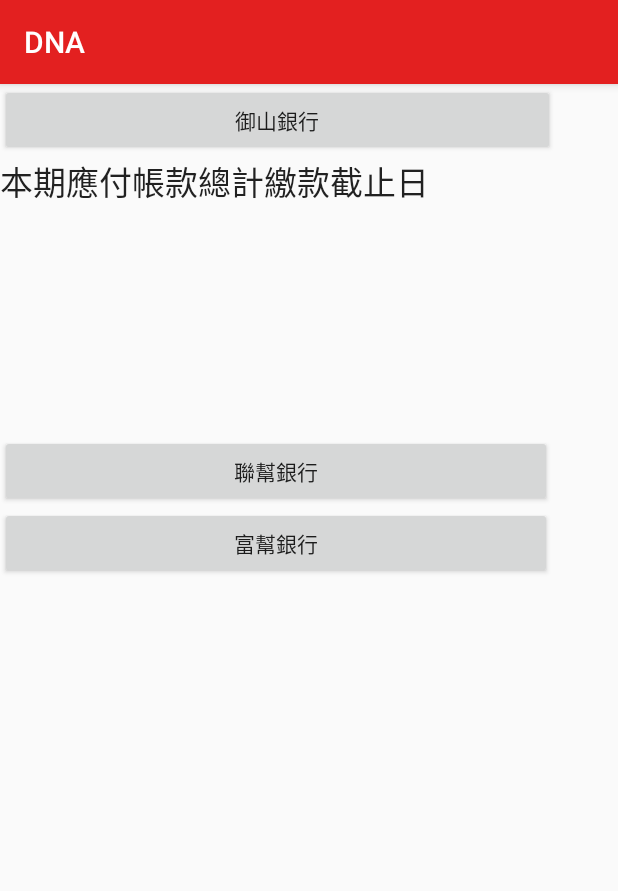
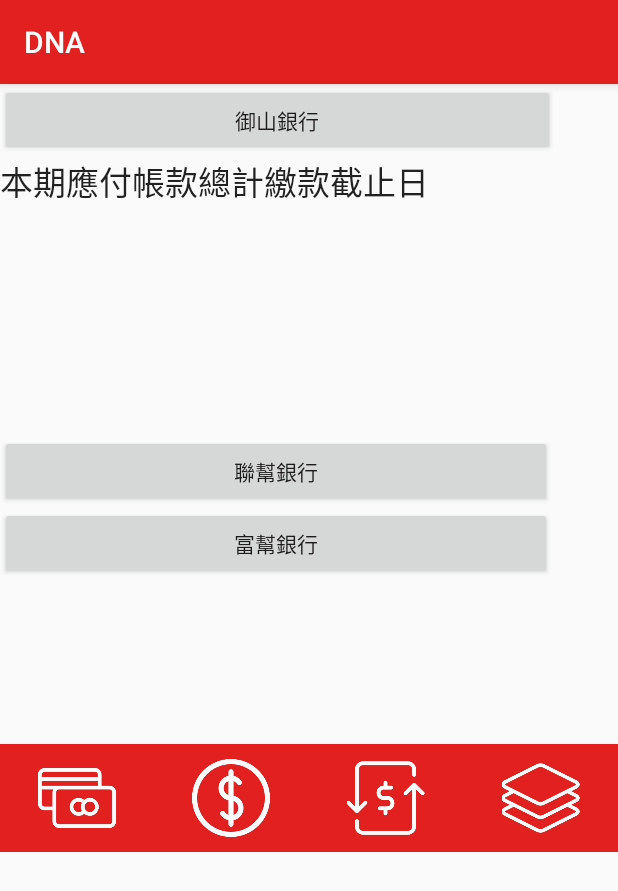
Before and after one commit to elvismetaphor/MyApplication3, an Android app: the CreditActivity screen opened directly, with no data from a screen before it, on a phone screen of 412 x 824 dp. Shown: the top 891 px of the screen. Run offline under Robolectric (Android 15) with nearby library versions, the phone set to English and light mode, and no system bars.

Commit message:
layout change

```diff
--- a/app/src/main/java/com/example/zzdanny/myapplication/CreditActivity.java
+++ b/app/src/main/java/com/example/zzdanny/myapplication/CreditActivity.java
@@ -1,17 +1,62 @@
 package com.example.zzdanny.myapplication;
 
+import android.content.Intent;
 import android.os.Bundle;
 import android.support.annotation.Nullable;
 import android.support.v7.app.AppCompatActivity;
+import android.view.View;
+import android.widget.ImageView;
 
 /**
  * Created by zzdanny on 2016/11/19.
  */
 public class CreditActivity extends AppCompatActivity {
+    ImageView A1,A2,A3,A4;
+
     @Override
     protected void onCreate(@Nullable Bundle savedInstanceState) {
 
         super.onCreate(savedInstanceState);
         setContentView(R.layout.activity_creditcard);
+        A1=(ImageView)findViewById(R.id.A1);
+        A2=(ImageView)findViewById(R.id.A2);
+        A3=(ImageView)findViewById(R.id.A3);
+        A4=(ImageView)findViewById(R.id.A4);
+
+        A1.setOnClickListener(new View.OnClickListener() {
+            @Override
+            public void onClick(View v) {
+                Intent intent=new Intent(CreditActivity.this,CreditActivity.class);
+                startActivity(intent);
+                finish();
+            }
+        });
+
+        A2.setOnClickListener(new View.OnClickListener() {
+            @Override
+            public void onClick(View v) {
+                Intent intent=new Intent(CreditActivity.this,SaveActivity.class);
+                startActivity(intent);
+                finish();
+            }
+        });
+
+        A3.setOnClickListener(new View.OnClickListener() {
+            @Override
+            public void onClick(View v) {
+                Intent intent=new Intent(CreditActivity.this,TransferActivity.class);
+                startActivity(intent);
+                finish();
+            }
+        });
+
+        A4.setOnClickListener(new View.OnClickListener() {
+            @Override
+            public void onClick(View v) {
+                Intent intent=new Intent(CreditActivity.this,ExrateActivity.class);
+                startActivity(intent);
+                finish();
+            }
+        });
     }
 }
--- a/app/src/main/java/com/example/zzdanny/myapplication/MainActivity.java
+++ b/app/src/main/java/com/example/zzdanny/myapplication/MainActivity.java
@@ -24,7 +24,7 @@ public class MainActivity extends AppCompatActivity {
 
                 Intent intent = new Intent(MainActivity.this,InfoActivity.class);
                 startActivity(intent);
-
+                finish();
             }
         });
     }
--- a/app/src/main/res/layout/activity_creditcard.xml
+++ b/app/src/main/res/layout/activity_creditcard.xml
@@ -43,4 +43,48 @@
         android:text="富幫銀行"
         android:id="@+id/button13" />
 
+    <LinearLayout
+        android:layout_width="match_parent"
+        android:layout_height="72dp"
+        android:orientation="horizontal"
+        android:layout_marginTop="110dp"
+        android:background="#e32020">
+
+        <ImageView
+            android:layout_width="0dp"
+            android:layout_height="match_parent"
+            android:layout_weight="1"
+            android:layout_margin="10dp"
+            android:gravity="center"
+            android:id="@+id/A1"
+            android:src="@drawable/card" />
+
+        <ImageView
+            android:layout_width="0dp"
+            android:layout_height="match_parent"
+            android:layout_weight="1"
+            android:layout_margin="10dp"
+            android:gravity="center"
+            android:id="@+id/A2"
+            android:src="@drawable/money" />
+
+        <ImageView
+            android:layout_width="0dp"
+            android:layout_height="match_parent"
+            android:layout_weight="1"
+            android:layout_margin="10dp"
+            android:gravity="center"
+            android:id="@+id/A3"
+            android:src="@drawable/trans" />
+
+        <ImageView
+            android:layout_width="0dp"
+            android:layout_height="match_parent"
+            android:layout_weight="1"
+            android:layout_margin="10dp"
+            android:gravity="center"
+            android:id="@+id/A4"
+            android:src="@drawable/exchange_icon" />
+    </LinearLayout>
+
 </LinearLayout>
```
Also changed, not shown: app/src/main/java/com/example/zzdanny/myapplication/ExrateActivity.java (+4 -8 lines), app/src/main/java/com/example/zzdanny/myapplication/InfoActivity.java (+5 -17 lines), app/src/main/java/com/example/zzdanny/myapplication/SaveActivity.java (+5 -12 lines), app/src/main/java/com/example/zzdanny/myapplication/TransferActivity.java (+3 -11 lines), app/src/main/res/layout/activity_exrate.xml (+23 -19 lines), app/src/main/res/layout/activity_main.xml (+5 -2 lines), app/src/main/res/layout/activity_save.xml (+23 -17 lines), app/src/main/res/layout/activity_transfer.xml (+24 -23 lines).
